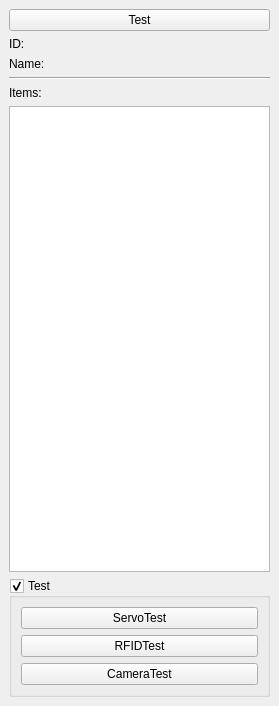
Before: the Qt Designer form mainwindow.ui in wh201906/Pharmacy_Robot, drawn with Qt 5.
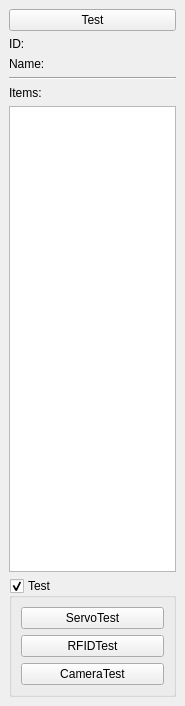
After: the same form once the commit is applied.

Patch:
```diff
--- a/mainwindow.ui
+++ b/mainwindow.ui
@@ -6,7 +6,7 @@
    <rect>
     <x>0</x>
     <y>0</y>
-    <width>279</width>
+    <width>185</width>
     <height>706</height>
    </rect>
   </property>
```
